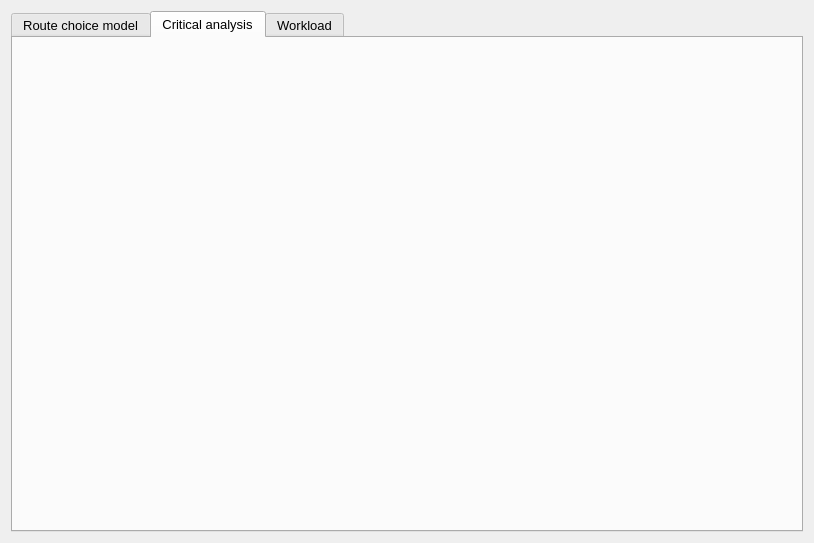
The window that qaequilibrae/modules/paths_procedures/forms/ui_route_choice.ui (AequilibraE/QAequilibraE) describes before a commit, drawn with Qt 5.
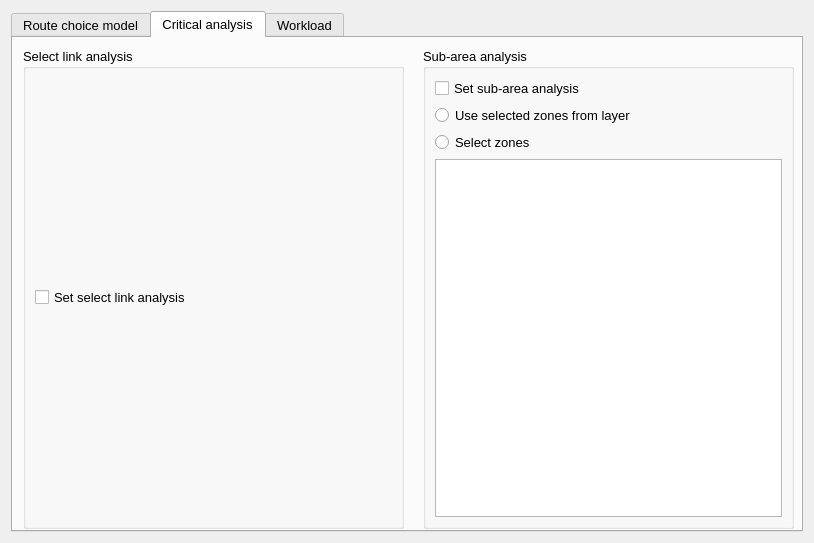
The same window after the commit. The open tabs and pages were chosen to show the change.

```diff
--- a/qaequilibrae/modules/paths_procedures/forms/ui_route_choice.ui
+++ b/qaequilibrae/modules/paths_procedures/forms/ui_route_choice.ui
@@ -233,6 +233,70 @@
       <attribute name="title">
        <string>Critical analysis</string>
       </attribute>
+      <widget class="QGroupBox" name="box_select_link_analysis">
+       <property name="geometry">
+        <rect>
+         <x>10</x>
+         <y>10</y>
+         <width>381</width>
+         <height>481</height>
+        </rect>
+       </property>
+       <property name="title">
+        <string>Select link analysis</string>
+       </property>
+       <layout class="QGridLayout" name="gridLayout">
+        <item row="0" column="0">
+         <widget class="QCheckBox" name="chb_set_select_link">
+          <property name="text">
+           <string>Set select link analysis</string>
+          </property>
+         </widget>
+        </item>
+       </layout>
+      </widget>
+      <widget class="QGroupBox" name="box_sub_area">
+       <property name="geometry">
+        <rect>
+         <x>410</x>
+         <y>10</y>
+         <width>371</width>
+         <height>481</height>
+        </rect>
+       </property>
+       <property name="title">
+        <string>Sub-area analysis</string>
+       </property>
+       <layout class="QGridLayout" name="gridLayout_6">
+        <item row="1" column="0">
+         <widget class="QRadioButton" name="rdo_zones_from_layer">
+          <property name="text">
+           <string>Use selected zones from layer</string>
+          </property>
+         </widget>
+        </item>
+        <item row="3" column="0">
+         <widget class="QRadioButton" name="rdo_selected_zones">
+          <property name="text">
+           <string>Select zones</string>
+          </property>
+          <property name="checked">
+           <bool>false</bool>
+          </property>
+         </widget>
+        </item>
+        <item row="0" column="0">
+         <widget class="QCheckBox" name="chb_set_sub_area">
+          <property name="text">
+           <string>Set sub-area analysis</string>
+          </property>
+         </widget>
+        </item>
+        <item row="4" column="0" colspan="2">
+         <widget class="QTableWidget" name="list_zones"/>
+        </item>
+       </layout>
+      </widget>
      </widget>
      <widget class="QWidget" name="tab_workload">
       <attribute name="title">
```
